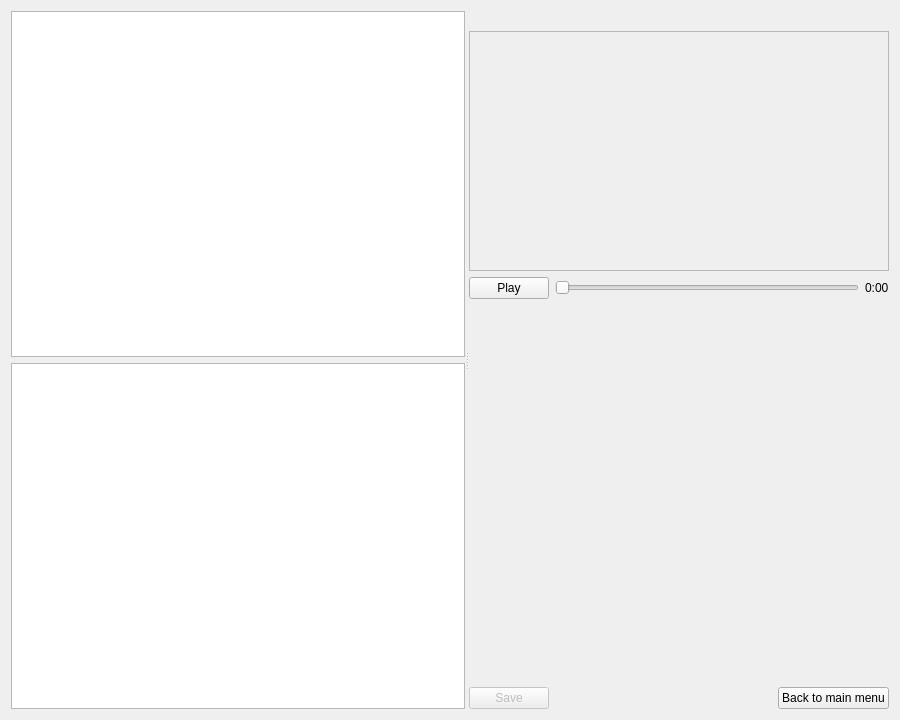
Old version of the form library/librarywindow.ui in the repository trafficman/commcut.
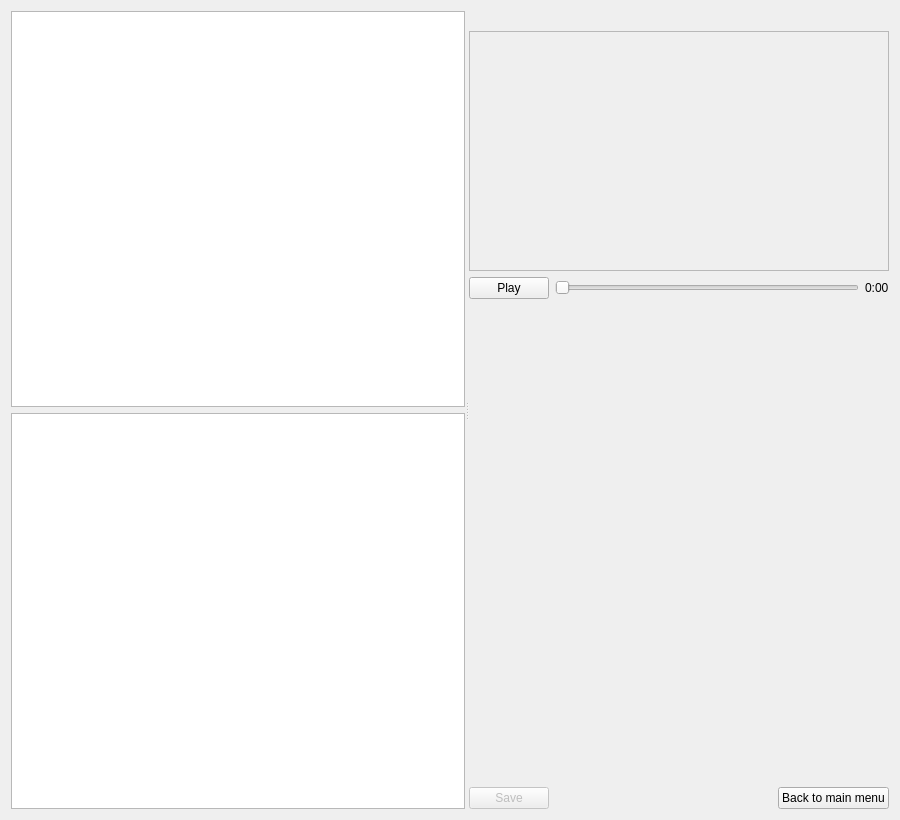
New version of the form. Custom widgets are drawn as their Qt base class.

The edit to the form file:
```diff
--- a/library/librarywindow.ui
+++ b/library/librarywindow.ui
@@ -7,13 +7,13 @@
     <x>0</x>
     <y>0</y>
     <width>900</width>
-    <height>720</height>
+    <height>820</height>
    </rect>
   </property>
   <property name="minimumSize">
    <size>
     <width>760</width>
-    <height>620</height>
+    <height>820</height>
    </size>
   </property>
   <property name="windowTitle">
```
